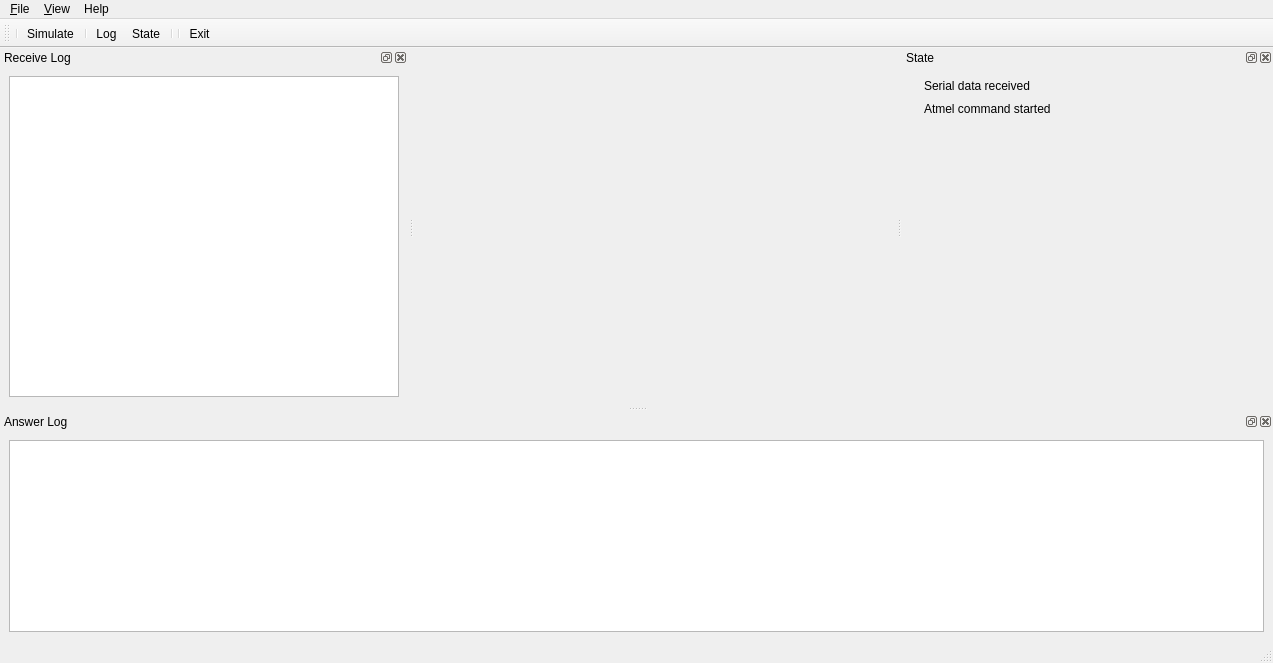
The window that direcs-avrsim/src/mainWindow.ui (markusk/direcs) describes before a commit, drawn with Qt 5.
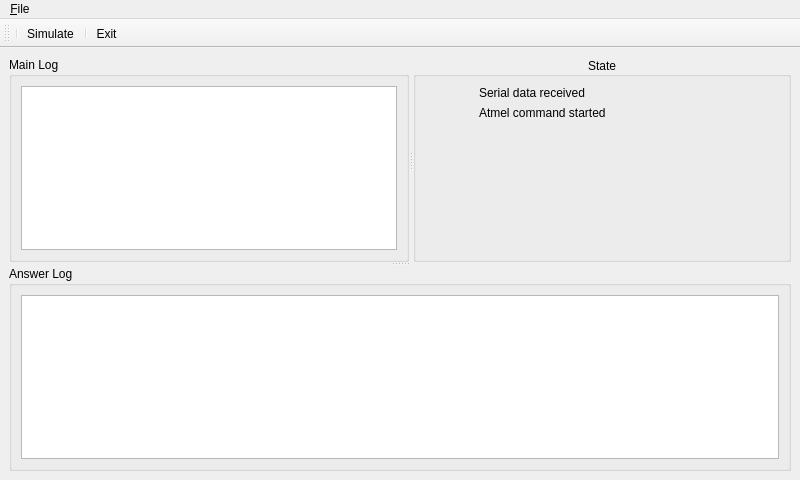
The same window after the commit. Icons and pictures are not drawn.

Commit message: GUI redesign, actions removed, statusBar removed. Set to 800x480

```diff
--- a/direcs-avrsim/src/mainWindow.ui
+++ b/direcs-avrsim/src/mainWindow.ui
@@ -6,10 +6,22 @@
    <rect>
     <x>0</x>
     <y>0</y>
-    <width>1273</width>
-    <height>663</height>
+    <width>800</width>
+    <height>480</height>
    </rect>
   </property>
+  <property name="sizePolicy">
+   <sizepolicy hsizetype="Fixed" vsizetype="Fixed">
+    <horstretch>0</horstretch>
+    <verstretch>0</verstretch>
+   </sizepolicy>
+  </property>
+  <property name="minimumSize">
+   <size>
+    <width>800</width>
+    <height>480</height>
+   </size>
+  </property>
   <property name="windowTitle">
    <string>direcs - avrsim</string>
   </property>
@@ -24,95 +36,47 @@
    <set>QMainWindow::AllowNestedDocks|QMainWindow::AllowTabbedDocks|QMainWindow::AnimatedDocks</set>
   </property>
   <widget class="QWidget" name="centralWidget">
-   <layout class="QGridLayout" name="gridLayout_4">
+   <layout class="QGridLayout" name="gridLayout_7">
     <item row="0" column="0">
-     <layout class="QVBoxLayout" name="verticalLayout">
-      <item>
-       <widget class="QLabel" name="label_2">
-        <property name="text">
-         <string/>
-        </property>
-        <property name="pixmap">
-         <pixmap resource="../direcsAvrsim.qrc">:/images/images/media-flash.png</pixmap>
+     <widget class="QSplitter" name="splitter_2">
+      <property name="orientation">
+       <enum>Qt::Vertical</enum>
+      </property>
+      <widget class="QSplitter" name="splitter">
+       <property name="orientation">
+        <enum>Qt::Horizontal</enum>
+       </property>
+       <widget class="QGroupBox" name="groupBoxMainLog">
+        <property name="minimumSize">
+         <size>
+          <width>400</width>
+          <height>0</height>
+         </size>
+        </property>
+        <property name="title">
+         <string>Main Log</string>
+        </property>
+        <layout class="QGridLayout" name="gridLayout_6">
+         <item row="0" column="0">
+          <widget class="QTextEdit" name="textEditLog">
+           <property name="font">
+            <font>
+             <family>Verdana</family>
+            </font>
+           </property>
+          </widget>
+         </item>
+        </layout>
+       </widget>
+       <widget class="QGroupBox" name="groupBoxState">
+        <property name="title">
+         <string>State</string>
         </property>
         <property name="alignment">
          <set>Qt::AlignCenter</set>
         </property>
-       </widget>
-      </item>
-     </layout>
-    </item>
-   </layout>
-  </widget>
-  <widget class="QMenuBar" name="menubar">
-   <property name="geometry">
-    <rect>
-     <x>0</x>
-     <y>0</y>
-     <width>1273</width>
-     <height>22</height>
-    </rect>
-   </property>
-   <widget class="QMenu" name="menuFile">
-    <property name="title">
-     <string>&amp;File</string>
-    </property>
-    <addaction name="actionSimulate"/>
-    <addaction name="separator"/>
-    <addaction name="actionExit"/>
-   </widget>
-   <widget class="QMenu" name="menuView">
-    <property name="title">
-     <string>&amp;View</string>
-    </property>
-    <addaction name="separator"/>
-    <addaction name="actionLog"/>
-    <addaction name="separator"/>
-    <addaction name="actionState"/>
-   </widget>
-   <widget class="QMenu" name="menuHelp">
-    <property name="title">
-     <string>Help</string>
-    </property>
-   </widget>
-   <addaction name="menuFile"/>
-   <addaction name="menuView"/>
-   <addaction name="menuHelp"/>
-  </widget>
-  <widget class="QStatusBar" name="statusbar"/>
-  <widget class="QToolBar" name="toolBar">
-   <property name="windowTitle">
-    <string>toolBar</string>
-   </property>
-   <property name="iconSize">
-    <size>
-     <width>24</width>
-     <height>24</height>
-    </size>
-   </property>
-   <attribute name="toolBarArea">
-    <enum>TopToolBarArea</enum>
-   </attribute>
-   <attribute name="toolBarBreak">
-    <bool>false</bool>
-   </attribute>
-   <addaction name="separator"/>
-   <addaction name="actionSimulate"/>
-   <addaction name="separator"/>
-   <addaction name="actionLog"/>
-   <addaction name="actionState"/>
-   <addaction name="separator"/>
-   <addaction name="separator"/>
-   <addaction name="actionExit"/>
-  </widget>
-  <widget class="QDockWidget" name="dockState">
-   <property name="windowTitle">
-    <string>State</string>
-   </property>
-   <attribute name="dockWidgetArea">
-    <number>2</number>
-   </attribute>
-   <widget class="QWidget" name="dockWidgetContents_2">
+        <layout class="QGridLayout" name="gridLayout_4">
+         <item row="0" column="0">
     <layout class="QGridLayout" name="gridLayout_2">
      <item row="0" column="0">
       <layout class="QGridLayout" name="gridLayout">
@@ -156,19 +120,6 @@
          </property>
         </widget>
        </item>
-       <item row="0" column="2">
-        <spacer name="horizontalSpacer">
-         <property name="orientation">
-          <enum>Qt::Horizontal</enum>
-         </property>
-         <property name="sizeHint" stdset="0">
-          <size>
-           <width>40</width>
-           <height>20</height>
-          </size>
-         </property>
-        </spacer>
-       </item>
       </layout>
      </item>
      <item row="1" column="0">
@@ -187,6 +138,8 @@
      <item row="2" column="0">
       <layout class="QHBoxLayout" name="horizontalLayout">
        <item>
+              <layout class="QVBoxLayout" name="verticalLayout">
+               <item>
         <layout class="QVBoxLayout" name="verticalLayout_2">
          <item>
           <widget class="QLabel" name="lblRelais">
@@ -205,7 +158,12 @@
            <property name="scaledContents">
             <bool>true</bool>
            </property>
-          </widget>
+                   <property name="alignment">
+                    <set>Qt::AlignBottom|Qt::AlignHCenter</set>
+                   </property>
+                  </widget>
+                 </item>
+                </layout>
          </item>
         </layout>
        </item>
@@ -224,6 +182,19 @@
            </property>
           </spacer>
          </item>
+               <item>
+                <spacer name="verticalSpacer_4">
+                 <property name="orientation">
+                  <enum>Qt::Vertical</enum>
+                 </property>
+                 <property name="sizeHint" stdset="0">
+                  <size>
+                   <width>20</width>
+                   <height>40</height>
+                  </size>
+                 </property>
+                </spacer>
+               </item>
          <item>
           <widget class="QLabel" name="lblFlashlight">
            <property name="text">
@@ -235,6 +206,9 @@
            <property name="scaledContents">
             <bool>true</bool>
            </property>
+                 <property name="alignment">
+                  <set>Qt::AlignBottom|Qt::AlignHCenter</set>
+                 </property>
           </widget>
          </item>
         </layout>
@@ -242,65 +216,21 @@
       </layout>
      </item>
     </layout>
-   </widget>
-  </widget>
-  <widget class="QDockWidget" name="dockLog">
-   <property name="windowTitle">
-    <string>Receive Log</string>
-   </property>
-   <attribute name="dockWidgetArea">
-    <number>1</number>
-   </attribute>
-   <widget class="QWidget" name="dockWidgetContents_10">
-    <layout class="QGridLayout" name="gridLayout_10">
-     <item row="0" column="0">
-      <widget class="QSplitter" name="splitter">
-       <property name="orientation">
-        <enum>Qt::Vertical</enum>
-       </property>
-       <widget class="QTextEdit" name="textEditLog">
-        <property name="minimumSize">
-         <size>
-          <width>390</width>
-          <height>0</height>
-         </size>
-        </property>
-        <property name="font">
-         <font>
-          <family>Verdana</family>
-         </font>
-        </property>
-       </widget>
-      </widget>
      </item>
     </layout>
    </widget>
   </widget>
-  <widget class="QDockWidget" name="dockAnswerLog">
-   <property name="minimumSize">
-    <size>
-     <width>414</width>
-     <height>200</height>
-    </size>
-   </property>
-   <property name="windowTitle">
+      <widget class="QGroupBox" name="groupBoxAnswerLog">
+       <property name="title">
     <string>Answer Log</string>
    </property>
-   <attribute name="dockWidgetArea">
-    <number>8</number>
-   </attribute>
-   <widget class="QWidget" name="dockWidgetContents">
-    <layout class="QGridLayout" name="gridLayout_3">
+       <layout class="QGridLayout" name="gridLayout_5">
      <item row="0" column="0">
-      <widget class="QSplitter" name="splitter_2">
-       <property name="orientation">
-        <enum>Qt::Vertical</enum>
-       </property>
        <widget class="QTextEdit" name="textEditAnswerLog">
         <property name="minimumSize">
          <size>
-          <width>390</width>
-          <height>0</height>
+            <width>0</width>
+            <height>80</height>
          </size>
         </property>
         <property name="font">
@@ -309,10 +239,52 @@
          </font>
         </property>
        </widget>
+        </item>
+       </layout>
       </widget>
+     </widget>
      </item>
     </layout>
    </widget>
+  <widget class="QToolBar" name="toolBar">
+   <property name="windowTitle">
+    <string>toolBar</string>
+   </property>
+   <property name="iconSize">
+    <size>
+     <width>24</width>
+     <height>24</height>
+    </size>
+   </property>
+   <attribute name="toolBarArea">
+    <enum>TopToolBarArea</enum>
+   </attribute>
+   <attribute name="toolBarBreak">
+    <bool>false</bool>
+   </attribute>
+   <addaction name="separator"/>
+   <addaction name="actionSimulate"/>
+   <addaction name="separator"/>
+   <addaction name="actionExit"/>
+  </widget>
+  <widget class="QMenuBar" name="menubar">
+   <property name="geometry">
+    <rect>
+     <x>0</x>
+     <y>0</y>
+     <width>800</width>
+     <height>22</height>
+    </rect>
+   </property>
+   <widget class="QMenu" name="menuFile">
+    <property name="title">
+     <string>&amp;File</string>
+    </property>
+    <addaction name="actionSimulate"/>
+    <addaction name="separator"/>
+    <addaction name="actionExit"/>
+   </widget>
+   <addaction name="menuFile"/>
   </widget>
   <action name="actionExit">
    <property name="icon">
@@ -326,15 +298,6 @@
     <string>Alt+X</string>
    </property>
   </action>
-  <action name="actionLog">
-   <property name="icon">
-    <iconset resource="../direcsAvrsim.qrc">
-     <normaloff>:/images/images/text-plain.png</normaloff>:/images/images/text-plain.png</iconset>
-   </property>
-   <property name="text">
-    <string>Log</string>
-   </property>
-  </action>
   <action name="actionSimulate">
    <property name="checkable">
     <bool>true</bool>
@@ -350,18 +313,6 @@
     <string>Ctrl+S</string>
    </property>
   </action>
-  <action name="actionState">
-   <property name="icon">
-    <iconset resource="../direcsAvrsim.qrc">
-     <normaloff>:/images/images/led_green.gif</normaloff>:/images/images/led_green.gif</iconset>
-   </property>
-   <property name="text">
-    <string>State</string>
-   </property>
-   <property name="toolTip">
-    <string>State</string>
-   </property>
-  </action>
  </widget>
  <resources>
   <include location="../direcsAvrsim.qrc"/>
```
Left out of the diff: 2 changed lines with no effect on the pictures. Lines whose indentation alone changed are shown as unchanged. The commit also changes 3 other files.
